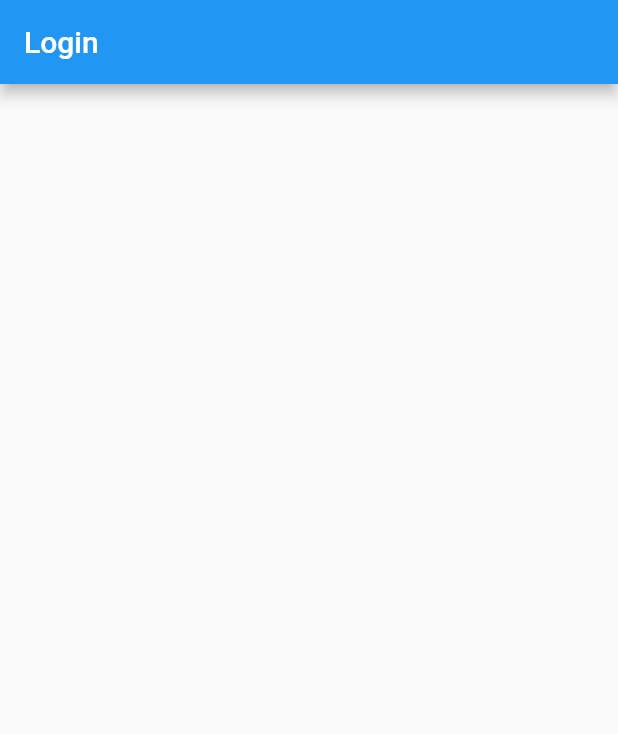
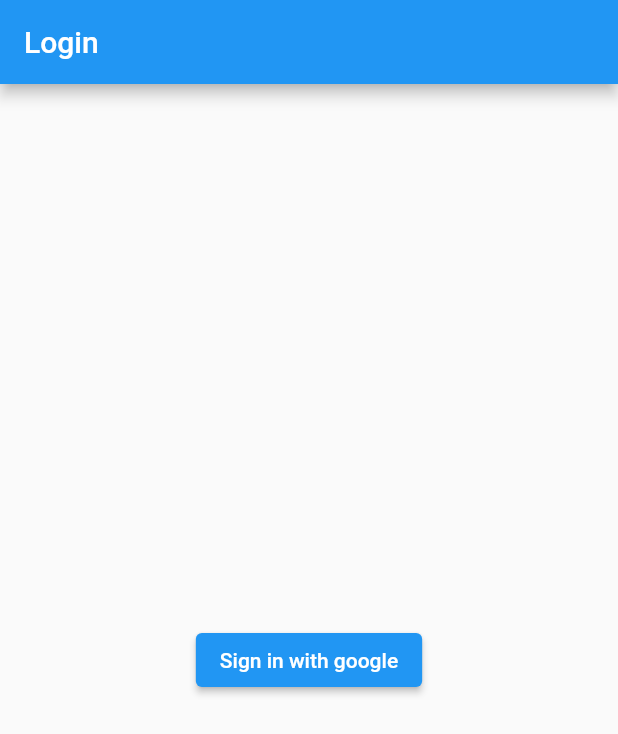
Before and after one commit to alastairrmcneill/plant-care, a Flutter app: the screen it shows after launch, on a phone screen of 412 x 824 dp. Shown: the top 734 px of the screen. Run offline on Flutter 3.47's test engine with Material 2 defaults, Android fonts, the phone set to English and light mode, and no system bars; our stand-ins replace firebase_auth, firebase_core, google_sign_in; accounts and stored records are empty.

Commit message:
Google sign in finished

```diff
--- a/lib/auth/screens/login_screen.dart
+++ b/lib/auth/screens/login_screen.dart
@@ -1,4 +1,5 @@
 import 'package:flutter/material.dart';
+import 'package:plant_care/general/services/auth_service.dart';
 
 class LoginScreen extends StatelessWidget {
   const LoginScreen({Key? key}) : super(key: key);
@@ -9,6 +10,14 @@ class LoginScreen extends StatelessWidget {
       appBar: AppBar(
         title: Text('Login'),
       ),
+      body: Center(
+        child: ElevatedButton(
+          onPressed: () async {
+            await AuthService.loginWithGoogle();
+          },
+          child: Text('Sign in with google'),
+        ),
+      ),
     );
   }
 }
```
Also changed, not shown: lib/general/services/auth_service.dart (+20 -1 lines), lib/home/general/screens/home_screen.dart (+9 -0 lines), 1 other file.
